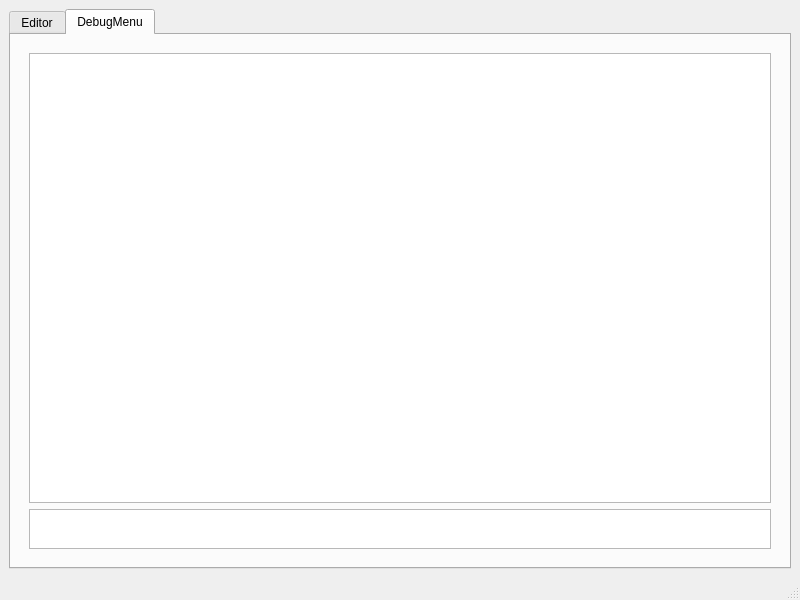
Before: the Qt Designer form ui/mainwindow.ui in salco/NoteEditorRPGMMV, drawn with Qt 5.
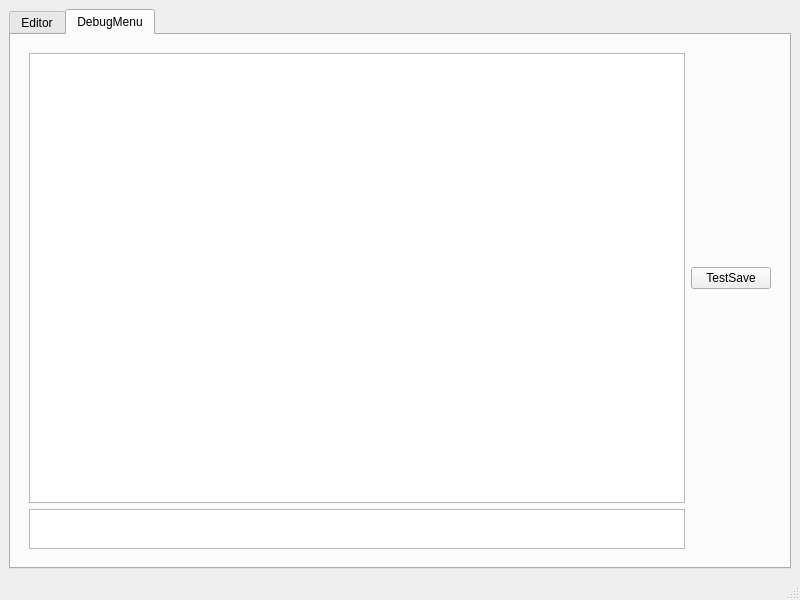
After: the same form once the commit is applied. The open tabs and pages were chosen to show the change. Custom widgets are drawn as their Qt base class.

Commit message: initial test succesful to save the data into a file

```diff
--- a/ui/mainwindow.ui
+++ b/ui/mainwindow.ui
@@ -103,6 +103,13 @@
              </property>
             </widget>
            </item>
+           <item row="0" column="1">
+            <widget class="QPushButton" name="pushButtonSave">
+             <property name="text">
+              <string>TestSave</string>
+             </property>
+            </widget>
+           </item>
           </layout>
          </widget>
         </item>
```
Left out of the diff: 2 changed lines with no effect on the pictures. The commit also changes 2 other files.
